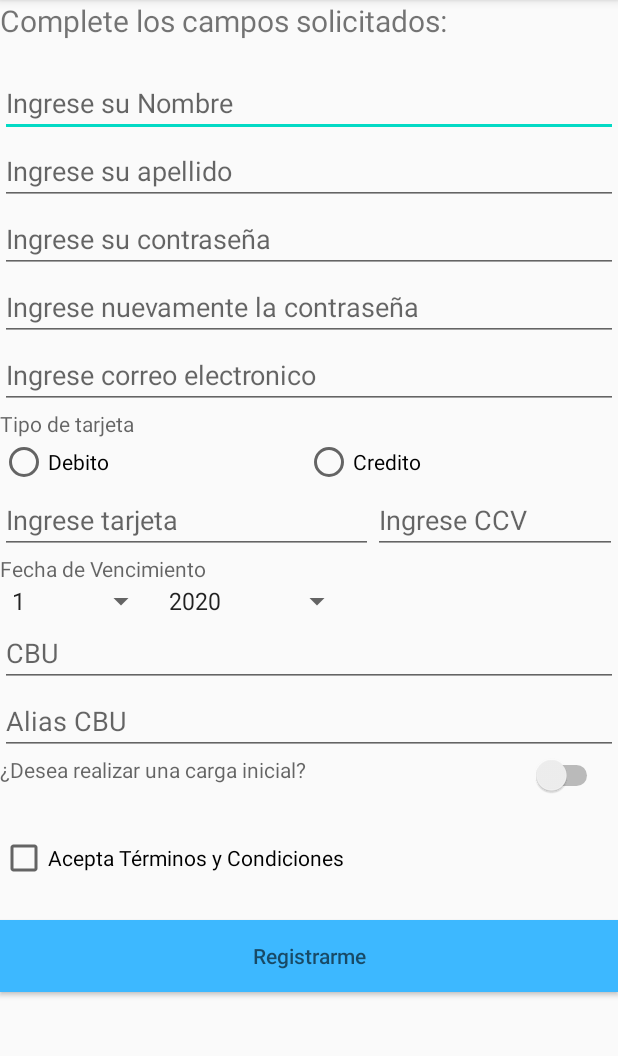
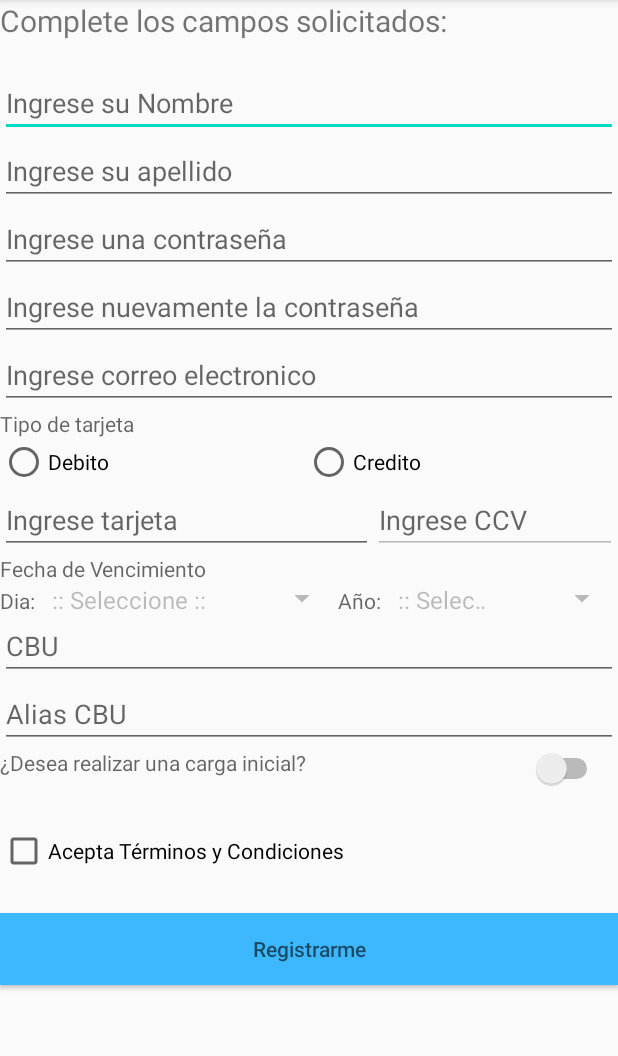
Before and after one commit to franfanton/SendMeal, an Android app: the screen it shows after launch (MainActivity), on a phone screen of 412 x 824 dp, the part 84-1140 px from its top. Run offline under Robolectric (Android 15) with nearby library versions, the phone set to English and light mode, and no system bars.

```diff
--- a/app/src/main/java/com/example/lab1/MainActivity.java
+++ b/app/src/main/java/com/example/lab1/MainActivity.java
@@ -2,26 +2,80 @@ package com.example.lab1;
 
 import androidx.appcompat.app.AppCompatActivity;
 import android.os.Bundle;
+import android.text.Editable;
+import android.text.TextWatcher;
+import android.widget.CheckBox;
+import android.widget.EditText;
+import android.widget.RadioButton;
 import android.widget.SeekBar;
+import android.widget.Spinner;
+import android.widget.Switch;
 import android.widget.TextView;
 import android.widget.ProgressBar;
 import android.view.View;
 import android.view.View.OnClickListener;
+import android.widget.Toast;
 
 public class MainActivity extends AppCompatActivity implements OnClickListener{
     private TextView textView;
     private ProgressBar progressBar;
     private SeekBar seekBar;
+    private EditText nombre,apellido,contrasenia1,contrasenia2,correo,numeroTarjeta,numeroCCV;
+    private RadioButton tarjetaDebito,tarjetaCredito;
+    private Spinner diaVencimiento,anioVencimiento;
+    private CheckBox terminosycondiciones;
+    private Switch switchCargaInicial;
     @Override
     protected void onCreate(Bundle savedInstanceState) {
         super.onCreate(savedInstanceState);
         setContentView(R.layout.activity_main);
         View boton = findViewById(R.id.switchCargaInicial);
         boton.setOnClickListener(this);
+
+        nombre = (EditText) findViewById(R.id.nombre);
+        apellido = (EditText) findViewById(R.id.apellido);
+        contrasenia1 = (EditText) findViewById(R.id.contrasenia1);
+        contrasenia2 = (EditText) findViewById(R.id.contrasenia2);
+        correo = (EditText) findViewById(R.id.correo);
+        numeroTarjeta = (EditText) findViewById(R.id.numeroTarjeta);
+        numeroCCV = (EditText) findViewById(R.id.codigoCCV);
+        tarjetaDebito = (RadioButton) findViewById(R.id.botonDebito);
+        tarjetaCredito = (RadioButton) findViewById(R.id.botonCredito);
+        diaVencimiento = (Spinner) findViewById(R.id.diaVencimiento);
+        anioVencimiento = (Spinner) findViewById(R.id.anioVencimiento);
+        terminosycondiciones = (CheckBox) findViewById(R.id.terminosycondiciones);
+        switchCargaInicial = (Switch) findViewById(R.id.switchCargaInicial);
+        diaVencimiento.setEnabled(false);
+        anioVencimiento.setEnabled(false);
+
+        numeroTarjeta.addTextChangedListener(new TextWatcher() {
+            @Override
+            public void beforeTextChanged(CharSequence charSequence, int i, int i1, int i2) {
+
+            }
+
+            @Override
+            public void onTextChanged(CharSequence charSequence, int i, int i1, int i2) {
+
+            }
+
+            @Override
+            public void afterTextChanged(Editable editable) {
+                if(!(numeroTarjeta.getText().toString().isEmpty())){
+                    diaVencimiento.setEnabled(true);
+                    anioVencimiento.setEnabled(true);
+                    numeroCCV.setEnabled(true);
+                }
+                if(numeroTarjeta.getText().toString().isEmpty()){
+                    diaVencimiento.setEnabled(false);
+                    anioVencimiento.setEnabled(false);
+                    numeroCCV.setEnabled(false);
+                }
+            }
+        });
+
         textView = (TextView) findViewById(R.id.textoCargaInicial);
-
         seekBar = (SeekBar) findViewById(R.id.seekBarCargaInicial);
-
         textView.setText("Credito Inicial: "+ seekBar.getProgress()+"/"+seekBar.getMax());
 
         seekBar.setOnSeekBarChangeListener(new SeekBar.OnSeekBarChangeListener() {
@@ -49,7 +103,58 @@ public class MainActivity extends AppCompatActivity implements OnClickListener{
                 textView.setVisibility(View.GONE);
                 seekBar.setVisibility(View.GONE);
             }
+        }
+    }
 
+    public void Registrar(View view){
+        String emailPattern = "[a-zA-Z0-9._-]+@[a-z]+\\.+[a-z]+";
+        if(nombre.getText().toString().isEmpty()){
+            Toast.makeText(this, "El campo nombre esta vacio.", Toast.LENGTH_SHORT).show();
+        }
+        else if(apellido.getText().toString().isEmpty()){
+            Toast.makeText(this, "El campo apellido esta vacio.", Toast.LENGTH_SHORT).show();
+        }
+        else if(contrasenia1.getText().toString().isEmpty()){
+            Toast.makeText(this, "El campo contraseña esta vacio.", Toast.LENGTH_SHORT).show();
+        }
+        else if(contrasenia2.getText().toString().isEmpty()){
+            Toast.makeText(this, "El campo repetir contraseña esta vacio.", Toast.LENGTH_SHORT).show();
+        }
+        else if(!(contrasenia1.getText().toString().equals(contrasenia2.getText().toString()))){
+            Toast.makeText(this, "Las contraseñas no coinciden.", Toast.LENGTH_SHORT).show();
+        }
+        else if(correo.getText().toString().isEmpty()){
+            Toast.makeText(this, "El campo correo esta vacio.", Toast.LENGTH_SHORT).show();
+        }
+        else if (!(correo.getText().toString().trim().matches(emailPattern))) {
+            Toast.makeText(getApplicationContext(),"Ingrese un correo valido",Toast.LENGTH_SHORT).show();
+        }
+        else if(!(tarjetaDebito.isChecked() || tarjetaCredito.isChecked())){
+            Toast.makeText(this, "Seleccione el tipo de tarjeta.", Toast.LENGTH_SHORT).show();
+        }
+        else if(numeroTarjeta.getText().toString().isEmpty()){
+            Toast.makeText(this, "El campo de numero de tarjeta esta vacio.", Toast.LENGTH_SHORT).show();
+        }
+        else if(diaVencimiento.getSelectedItem().toString().equals(":: Seleccione ::")){
+            Toast.makeText(this, "Seleccione el dia de vencimiento.", Toast.LENGTH_SHORT).show();
+        }
+        else if(anioVencimiento.getSelectedItem().toString().equals(":: Seleccione ::")){
+            Toast.makeText(this, "Seleccione el año de vencimiento.", Toast.LENGTH_SHORT).show();
+        }
+        else if(!(terminosycondiciones.isChecked())){
+            Toast.makeText(this, "Debe aceptar los terminos y condiciones.", Toast.LENGTH_SHORT).show();
+        }
+        else if(switchCargaInicial.isChecked()){
+            int value = seekBar.getProgress();
+            if(value == 0){
+                Toast.makeText(this, "Si realiza un credito inicial debe seleccionar un monto.", Toast.LENGTH_SHORT).show();
+            }
+            else{
+                Toast.makeText(this, "Formulario cargado con exito.", Toast.LENGTH_SHORT).show();
+            }
+        }
+        else{
+            Toast.makeText(this, "Formulario cargado con exito.", Toast.LENGTH_SHORT).show();
         }
     }
 }
--- a/app/src/main/res/layout/activity_main.xml
+++ b/app/src/main/res/layout/activity_main.xml
@@ -33,7 +33,7 @@
         android:id="@+id/contrasenia1"
         android:layout_width="match_parent"
         android:layout_height="wrap_content"
-        android:hint="Ingrese su contraseña"
+        android:hint="Ingrese una contraseña"
         android:inputType="textPassword"/>
     <EditText
         android:id="@+id/contrasenia2"
@@ -85,7 +85,8 @@
             android:layout_height="match_parent"
             android:hint="Ingrese CCV"
             android:inputType="number"
-            android:paddingRight="60dp"/>
+            android:paddingRight="60dp"
+            android:enabled="false"/>
     </LinearLayout>
     <TextView
         android:layout_width="match_parent"
@@ -96,21 +97,31 @@
         android:layout_width="match_parent"
         android:layout_height="wrap_content"
         android:orientation="horizontal">
+        <TextView
+            android:layout_width="wrap_content"
+            android:layout_height="wrap_content"
+            android:hint="Dia: ">
+        </TextView>
         <Spinner
-            android:id="@+id/diasVencimiento"
+            android:id="@+id/diaVencimiento"
             android:layout_width="wrap_content"
             android:layout_height="match_parent"
             android:layout_alignParentTop="true"
             android:layout_centerHorizontal="true"
             android:entries="@array/diasVencimiento"
             android:paddingRight="80dp"/>
+        <TextView
+            android:layout_width="wrap_content"
+            android:layout_height="wrap_content"
+            android:hint="Año: ">
+        </TextView>
         <Spinner
             android:id="@+id/anioVencimiento"
             android:layout_width="wrap_content"
             android:layout_height="match_parent"
             android:layout_alignParentTop="true"
             android:layout_centerHorizontal="true"
-            android:entries="@array/anioVencimiento"
+            android:entries="@array/aniosVencimiento"
             android:paddingRight="80dp"/>
     </LinearLayout>
     <EditText
@@ -156,16 +167,18 @@
         android:max="1500"
         android:visibility="gone"/>
     <CheckBox
+        android:id="@+id/terminosycondiciones"
         android:layout_marginTop="4mm"
         android:layout_width="wrap_content"
         android:layout_height="wrap_content"
         android:text="Acepta Términos y Condiciones"/>
+
     <Button
-        android:layout_marginTop="4mm"
         android:id="@+id/botonregistrarme"
         android:layout_width="match_parent"
         android:layout_height="wrap_content"
+        android:layout_marginTop="4mm"
+        android:background="#3db8ff"
         android:hint="Registrarme"
-        android:background="#3db8ff"
-        />
+        android:onClick="Registrar" />
 </LinearLayout>
--- a/app/src/main/res/values/strings.xml
+++ b/app/src/main/res/values/strings.xml
@@ -1,6 +1,7 @@
 <resources>
     <string name="app_name">LAB1</string>
     <string-array name="diasVencimiento">
+        <item>:: Seleccione ::</item>
         <item>1</item>
         <item>2</item>
         <item>3</item>
@@ -33,7 +34,8 @@
         <item>30</item>
         <item>31</item>
     </string-array>
-    <string-array name="anioVencimiento">
+    <string-array name="aniosVencimiento">
+        <item>:: Seleccione ::</item>
         <item>2020</item>
         <item>2021</item>
         <item>2022</item>
```
